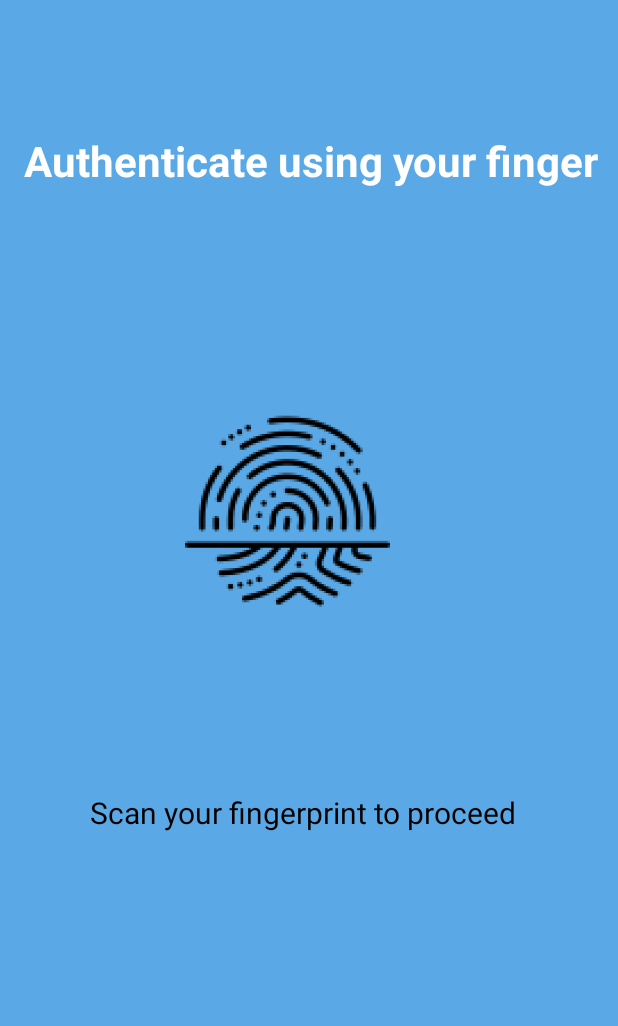
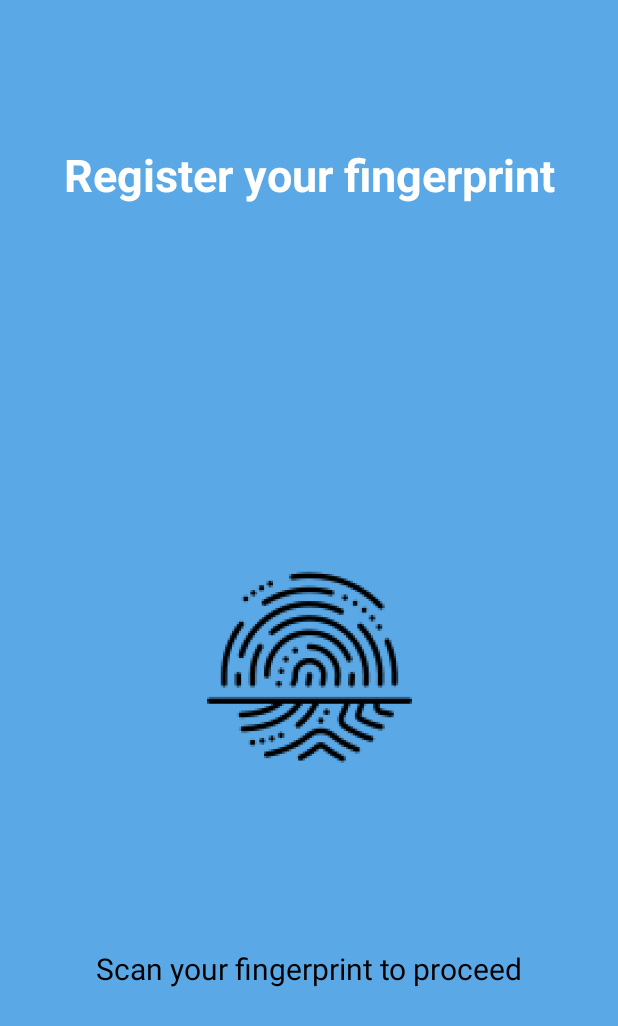
Before and after one commit to aliyabatoolalvi/Smart_School_Pick_Up_System, an Android app: the layout activity_main.xml on its own in the app's theme, with its tools: preview values and no code run, on a phone screen of 412 x 824 dp. Shown: the top 1026 px of the screen. Run offline under Robolectric (Android 15) with nearby library versions, the phone set to English and light mode, and no system bars.

Commit message:
updated frontend of app

```diff
--- /dev/null
+++ b/app/src/main/res/drawable/baseline_keyboard_arrow_right_24.xml
@@ -0,0 +1,5 @@
+<vector xmlns:android="http://schemas.android.com/apk/res/android" android:autoMirrored="true" android:height="24dp" android:tint="#000000" android:viewportHeight="24" android:viewportWidth="24" android:width="24dp">
+
+    <path android:fillColor="@android:color/white" android:pathData="M8.59,16.59L13.17,12 8.59,7.41 10,6l6,6 -6,6 -1.41,-1.41z"/>
+
+</vector>
--- a/app/src/main/res/drawable/button_background.xml
+++ b/app/src/main/res/drawable/button_background.xml
@@ -1,9 +1,10 @@
 <?xml version="1.0" encoding="utf-8"?>
 <selector xmlns:android="http://schemas.android.com/apk/res/android">
-   <item> <shape
+   <item>
+       <shape
         android:shape="rectangle">
         <solid android:color="#F9F9F9"/>
         <corners android:radius="15dp"/>
-    </shape>
+        </shape>
    </item>
 </selector>
--- a/app/src/main/res/drawable/form_background.xml
+++ b/app/src/main/res/drawable/form_background.xml
@@ -6,4 +6,5 @@
         <corners android:radius="20dp"/>
     </shape>
    </item>
+
 </selector>
--- a/app/src/main/res/layout/activity_main.xml
+++ b/app/src/main/res/layout/activity_main.xml
@@ -11,28 +11,33 @@
         android:id="@+id/textView2"
         android:layout_width="wrap_content"
         android:layout_height="wrap_content"
-        android:layout_marginStart="16dp"
-        android:layout_marginTop="88dp"
-        android:text="Authenticate using your finger"
+        android:layout_marginStart="40dp"
+        android:layout_marginTop="96dp"
+        android:layout_marginEnd="40dp"
+        android:gravity="center"
+        android:text="Register your fingerprint"
+        android:textAlignment="center"
         android:textColor="@color/white"
-        android:textSize="28dp"
+
+        android:textSize="30dp"
         android:textStyle="bold"
+        app:layout_constraintEnd_toEndOf="parent"
         app:layout_constraintStart_toStartOf="parent"
-        app:layout_constraintTop_toTopOf="parent">
-    </TextView>
+        app:layout_constraintTop_toTopOf="parent" />
 
     <ImageView
         android:id="@+id/fingerprint_scan_animation"
         android:layout_width="247dp"
         android:layout_height="211dp"
-        android:layout_marginBottom="376dp"
+        android:layout_marginTop="204dp"
         android:clickable="true"
+        android:contentDescription="Fingerprint Scan Image"
         android:focusable="true"
+        android:labelFor="@id/fingerprint_scan_animation"
         android:src="@drawable/img"
-        app:layout_constraintBottom_toBottomOf="parent"
         app:layout_constraintEnd_toEndOf="parent"
-        app:layout_constraintHorizontal_bias="0.412"
-        app:layout_constraintStart_toStartOf="parent">
+        app:layout_constraintStart_toStartOf="parent"
+        app:layout_constraintTop_toBottomOf="@+id/textView2">
 
     </ImageView>
 
@@ -42,9 +47,11 @@
         android:layout_height="wrap_content"
         android:layout_marginStart="60dp"
         android:layout_marginTop="80dp"
+        android:layout_marginEnd="60dp"
         android:text="Scan your fingerprint to proceed"
         android:textColor="@color/black"
         android:textSize="20dp"
+        app:layout_constraintEnd_toEndOf="parent"
         app:layout_constraintStart_toStartOf="parent"
         app:layout_constraintTop_toBottomOf="@+id/fingerprint_scan_animation" />
 
--- a/app/src/main/res/layout/parent_reg.xml
+++ b/app/src/main/res/layout/parent_reg.xml
@@ -82,7 +82,7 @@
             android:layout_height="65dp"
             android:layout_marginTop="34dp"
             android:background="@drawable/editbg"
-            android:hint="No of guardians:"
+            android:hint="No of students:"
             android:inputType="number"
             android:padding="10dp"
             android:textColorHint="@color/white"
@@ -103,5 +103,5 @@
         android:text="Next"
         android:background="@drawable/button_background"
         android:textStyle="bold"
-        android:textColor="@android:color/white" />
+      />
 </RelativeLayout>
--- a/app/src/main/res/values-night/themes.xml
+++ b/app/src/main/res/values-night/themes.xml
@@ -1,6 +1,6 @@
 <resources xmlns:tools="http://schemas.android.com/tools">
     <!-- Base application theme. -->
-    <style name="Theme.SmartSchoolPickUpSystem" parent="Theme.MaterialComponents.DayNight.DarkActionBar">
+    <style name="Theme.SmartSchoolPickUpSystem" parent="Theme.AppCompat.DayNight.DarkActionBar">
         <!-- Primary brand color. -->
         <item name="colorPrimary">@color/purple_200</item>
         <item name="colorPrimaryVariant">@color/purple_700</item>
--- a/app/src/main/res/values/themes.xml
+++ b/app/src/main/res/values/themes.xml
@@ -1,6 +1,6 @@
 <resources xmlns:tools="http://schemas.android.com/tools">
     <!-- Base application theme. -->
-    <style name="Theme.SmartSchoolPickUpSystem" parent="Theme.MaterialComponents.DayNight.DarkActionBar">
+    <style name="Theme.SmartSchoolPickUpSystem" parent="Theme.AppCompat.DayNight.DarkActionBar">
         <!-- Primary brand color. -->
         <item name="colorPrimary">@color/purple_500</item>
         <item name="colorPrimaryVariant">@color/purple_700</item>
```
Also changed, not shown: app/src/main/res/drawable/button_blue.xml (added, +10 -0 lines), app/src/main/res/drawable/form_background_light.xml (added, +9 -0 lines), app/src/main/res/layout/activity_login.xml (+87 -0 lines), app/src/main/res/layout/student_re.xml (+16 -2 lines), app/src/main/res/layout/pickup_screen.xml (renamed from app/src/main/res/layout/led_screen.xml), 1 other file.
